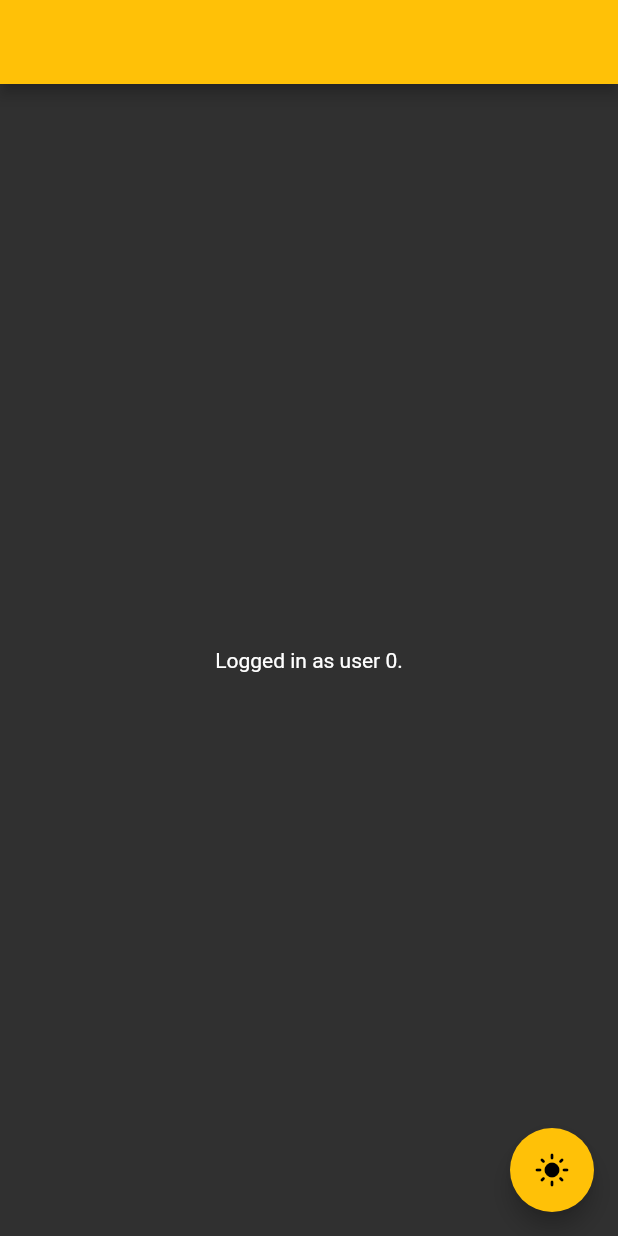
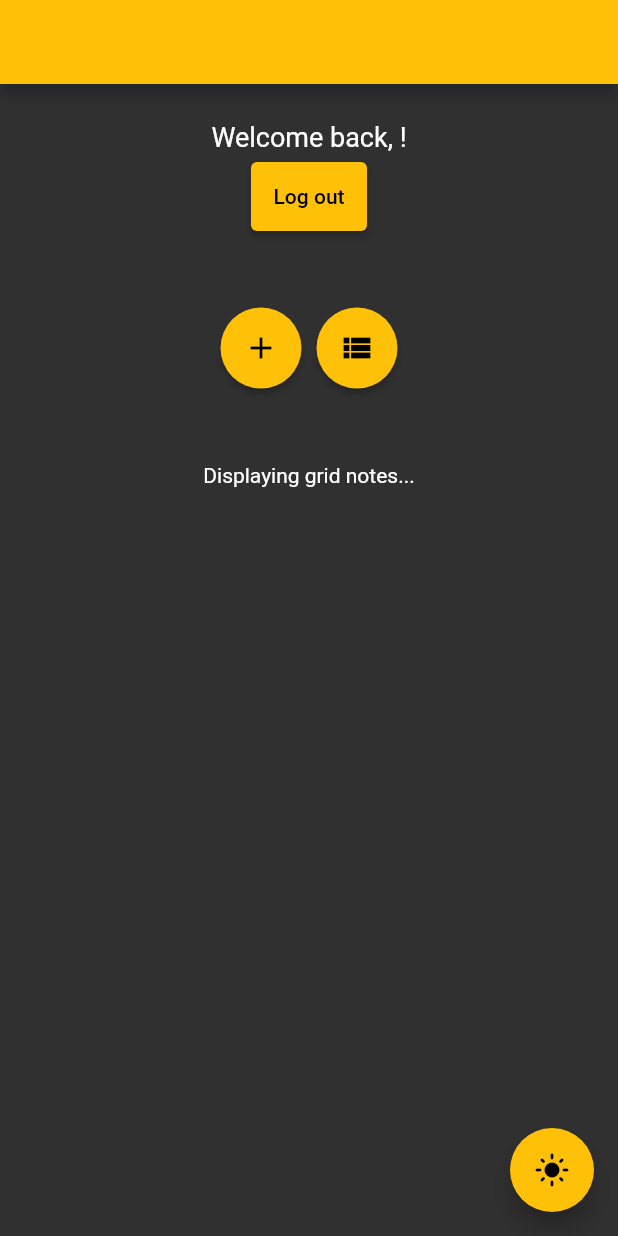
Before and after one commit to vanessahoamea/Google-Keep-Clone, a Flutter app: the HomePage screen opened directly with empty values, on a phone screen of 412 x 824 dp. Run offline on Flutter 3.47's test engine with Material 2 defaults, Android fonts, the phone set to English and light mode, and no system bars; our stand-ins replace shelf; missing offline and left inert: postgres, shelf_router.

Commit message:
added user email and buttons in home page

```diff
--- /dev/null
+++ b/lib/components/app_buttons.dart
@@ -0,0 +1,50 @@
+import "package:flutter/material.dart";
+
+class AppButtons extends StatelessWidget {
+  final IconData notesView;
+  final void Function() toggleNotesView;
+
+  const AppButtons({
+    super.key,
+    required this.notesView,
+    required this.toggleNotesView,
+  });
+
+  @override
+  Widget build(BuildContext context) {
+    return Padding(
+      padding: const EdgeInsets.only(top: 50, bottom: 50),
+      child: Row(
+        mainAxisAlignment: MainAxisAlignment.center,
+        children: [
+          Tooltip(
+            message: "Create note",
+            child: ElevatedButton(
+              onPressed: () {},
+              style: ElevatedButton.styleFrom(
+                shape: const CircleBorder(),
+                padding: const EdgeInsets.all(15),
+                backgroundColor: Colors.amber,
+              ),
+              child: const Icon(Icons.add, color: Colors.black),
+            ),
+          ),
+          Tooltip(
+            message: notesView == Icons.view_list ? "List view" : "Grid view",
+            child: ElevatedButton(
+              onPressed: () {
+                toggleNotesView();
+              },
+              style: ElevatedButton.styleFrom(
+                shape: const CircleBorder(),
+                padding: const EdgeInsets.all(15),
+                backgroundColor: Colors.amber,
+              ),
+              child: Icon(notesView, color: Colors.black),
+            ),
+          ),
+        ],
+      ),
+    );
+  }
+}
--- a/lib/components/main_button.dart
+++ b/lib/components/main_button.dart
@@ -1,45 +1,26 @@
 import "package:flutter/material.dart";
-import "package:http/http.dart" as http;
-import "dart:convert";
 
 class MainButton extends StatelessWidget {
-  final TextEditingController emailController;
-  final TextEditingController passwordController;
-  final void Function(BuildContext, int) redirect;
+  final String buttonText;
+  final void Function(BuildContext) redirect;
 
   const MainButton({
     super.key,
-    required this.emailController,
-    required this.passwordController,
+    required this.buttonText,
     required this.redirect,
   });
 
   @override
   Widget build(BuildContext context) {
     return ElevatedButton(
-      onPressed: () async {
-        final response = await http.post(
-          Uri.parse("http://192.168.100.58:8080/login"),
-          body: json.encode({
-            "email": emailController.text,
-            "password": passwordController.text
-          }),
-        );
-
-        if (response.statusCode == 200) {
-          Map data = json.decode(response.body);
-          int userId = data["id"];
-
-          redirect(context, userId);
-        } else {
-          //
-        }
+      onPressed: () {
+        redirect(context);
       },
       style: ElevatedButton.styleFrom(
         backgroundColor: Colors.amber,
-        padding: const EdgeInsets.all(20),
+        padding: const EdgeInsets.all(15),
       ),
-      child: const Text("Sign in", style: TextStyle(color: Colors.black)),
+      child: Text(buttonText, style: const TextStyle(color: Colors.black)),
     );
   }
 }
--- a/lib/main.dart
+++ b/lib/main.dart
@@ -1,5 +1,5 @@
 import "package:flutter/material.dart";
-import "pages/login.dart";
+import "package:project/pages/login.dart";
 
 void main() {
   runApp(const MyApp());
@@ -22,6 +22,7 @@ class MyApp extends StatelessWidget {
           darkTheme: ThemeData.dark(),
           themeMode: currentMode,
           home: const LoginPage(),
+          debugShowCheckedModeBanner: false,
         );
       },
     );
--- a/lib/pages/home.dart
+++ b/lib/pages/home.dart
@@ -1,18 +1,26 @@
 import "package:flutter/material.dart";
-import "login.dart";
-import "../main.dart";
+import "package:project/components/app_buttons.dart";
+import "package:project/components/main_button.dart";
+import "package:project/main.dart";
 
 class HomePage extends StatefulWidget {
-  const HomePage({super.key, required this.title, required this.userId});
+  const HomePage({
+    super.key,
+    required this.title,
+    required this.userId,
+    required this.userEmail,
+  });
 
   final String title;
   final int userId;
+  final String userEmail;
 
   @override
   State<HomePage> createState() => _HomePageState();
 }
 
 class _HomePageState extends State<HomePage> {
+  var notesView = Icons.view_list;
   var themeIcon = MyApp.themeNotifier.value == ThemeMode.dark
       ? Icons.light_mode
       : Icons.dark_mode;
@@ -20,6 +28,16 @@ class _HomePageState extends State<HomePage> {
   void toggleThemeIcon(IconData icon) {
     setState(() {
       themeIcon = icon;
+    });
+  }
+
+  void toggleNotesView() {
+    setState(() {
+      if (notesView == Icons.view_list) {
+        notesView = Icons.grid_view;
+      } else {
+        notesView = Icons.view_list;
+      }
     });
   }
 
@@ -38,11 +56,31 @@ class _HomePageState extends State<HomePage> {
       ),
       body: Center(
         child: Column(
-          mainAxisAlignment: MainAxisAlignment.center,
+          mainAxisAlignment: MainAxisAlignment.start,
           children: <Widget>[
-            Text(
-              "Logged in as user ${widget.userId}.",
+            // user information and log out button
+            Padding(
+              padding: const EdgeInsets.only(top: 25, bottom: 5),
+              child: Text(
+                "Welcome back, ${widget.userEmail}!",
+                style: const TextStyle(fontSize: 18),
+              ),
             ),
+            MainButton(
+              buttonText: "Log out",
+              redirect: (context) => Navigator.pop(context),
+            ),
+
+            // create note and toggle view buttons
+            AppButtons(
+              notesView: notesView,
+              toggleNotesView: toggleNotesView,
+            ),
+
+            // view all notes
+            notesView == Icons.view_list
+                ? const Text("Displaying grid notes...")
+                : const Text("Displaying list notes..."),
           ],
         ),
       ),
```
Also changed, not shown: lib/backend/api.dart (+6 -2 lines), lib/pages/login.dart (+40 -7 lines).
